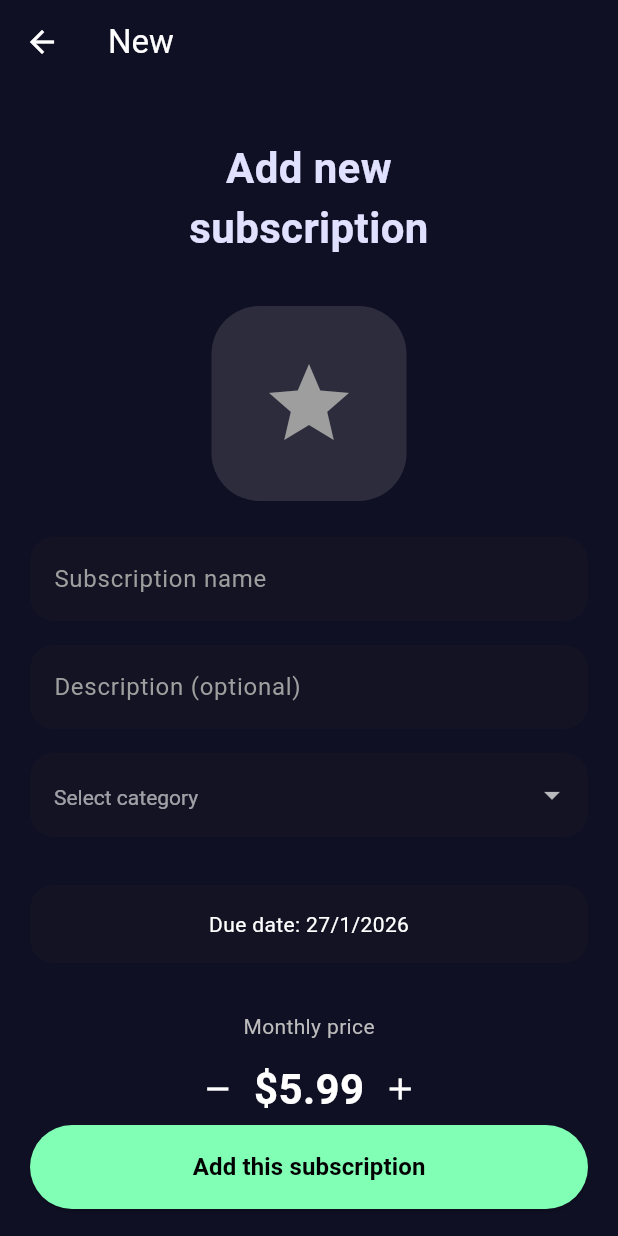
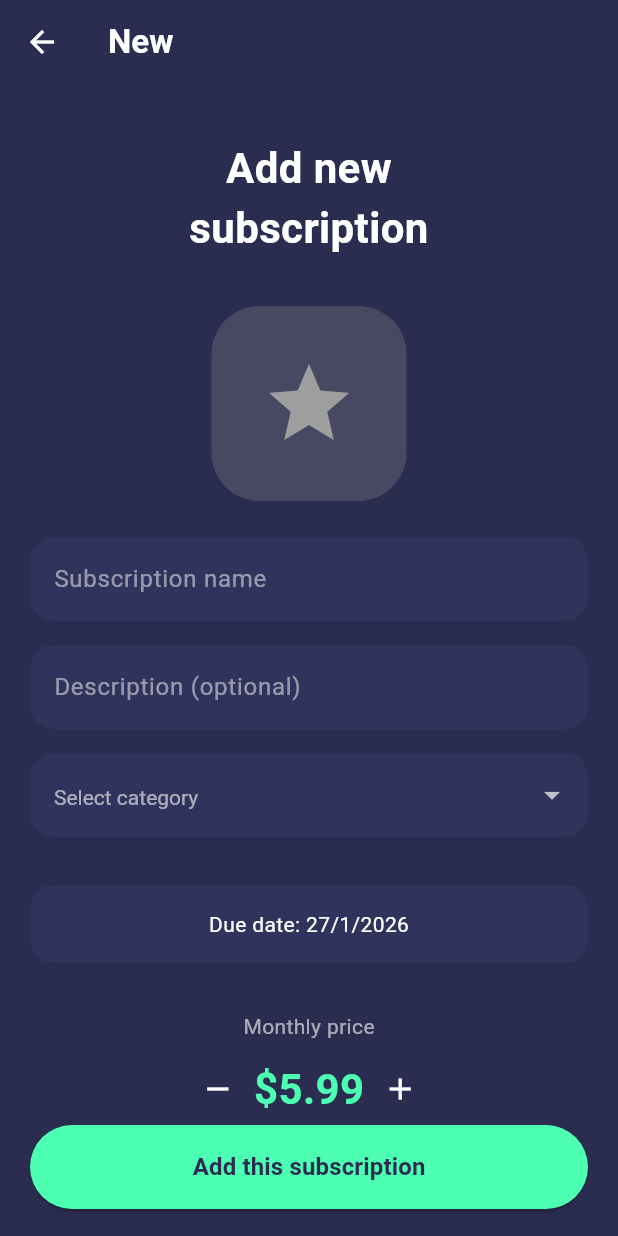
Before and after one commit to Hashim-Zafar/Expense_Tracker_App, a Flutter app: the HomeScreen screen opened directly, after a tap on the "add" icon, on a phone screen of 412 x 824 dp. Run offline on Flutter 3.47's test engine with Material 3 defaults, Android fonts, the phone set to English and light mode, and no system bars; our stand-ins replace cloud_firestore, firebase_auth, firebase_core, table_calendar; accounts and stored records are empty.

Commit message:
bhai sab ho gya :)

```diff
--- a/lib/screens/home/home_screen.dart
+++ b/lib/screens/home/home_screen.dart
@@ -1,17 +1,13 @@
 import 'package:flutter/material.dart';
 import 'package:expense_tracker/models/subscription.dart';
 import 'package:expense_tracker/services/firestore_service.dart';
-import 'package:expense_tracker/widgets/custom_bottom_nav_bar.dart';
-import '../subscription/add_subscription_screen.dart';
 import 'package:expense_tracker/widgets/budget_summary.dart';
 import 'package:expense_tracker/widgets/home_headet.dart';
 import 'package:expense_tracker/widgets/stats_row.dart';
+import '../subscription/add_subscription_screen.dart';
 import '../subscription/subscription_tabs.dart';
 import '../subscription/subscription_card.dart';
-import '../Category/category_main.dart';
 import '../subscription/edit_subscription_screen.dart';
-import '../settings/settings_screen.dart';
-import '../calender/calendar_screen.dart';
 
 class HomeScreen extends StatefulWidget {
   const HomeScreen({super.key});
@@ -23,10 +19,7 @@ class HomeScreen extends StatefulWidget {
 class _HomeScreenState extends State<HomeScreen> {
   final FirestoreService _firestoreService = FirestoreService();
 
-  int _selectedIndex = 0;
   int _selectedTab = 0;
-  int _currentIndex = 0;
-
   double _budget = 2000.0;
 
   @override
@@ -36,7 +29,7 @@ class _HomeScreenState extends State<HomeScreen> {
   }
 
   Future<void> _loadBudget() async {
-    double budget = await _firestoreService.getBudget();
+    final budget = await _firestoreService.getBudget();
     if (mounted) {
       setState(() => _budget = budget);
     }
@@ -75,7 +68,7 @@ class _HomeScreenState extends State<HomeScreen> {
   @override
   Widget build(BuildContext context) {
     return Scaffold(
-      backgroundColor: const Color(0xFF2B2D4F), // 60%
+      backgroundColor: const Color(0xFF2B2D4F),
 
       body: SafeArea(
         child: StreamBuilder<List<Subscription>>(
@@ -84,6 +77,7 @@ class _HomeScreenState extends State<HomeScreen> {
             if (snapshot.connectionState == ConnectionState.waiting) {
               return const Center(child: CircularProgressIndicator());
             }
+
             if (snapshot.hasError) {
               return Center(
                 child: Text(
@@ -102,17 +96,22 @@ class _HomeScreenState extends State<HomeScreen> {
             final displayedSubs = _selectedTab == 0
                 ? subs
                 : _selectedTab == 1
-                ? _getUpcomingBills(subs)
-                : _getOverdueBills(subs);
+                    ? _getUpcomingBills(subs)
+                    : _getOverdueBills(subs);
 
             return Column(
               children: [
                 const SizedBox(height: 16),
-                HomeHeader(onSettingsTap: () {}),
+
+                /// HEADER (NO SETTINGS BUTTON)
+                const HomeHeader(),
+
                 const SizedBox(height: 20),
 
-                // 30% usage visually strong
-                BudgetSummary(totalAmount: monthlyTotal, maxAmount: _budget),
+                BudgetSummary(
+                  totalAmount: monthlyTotal,
+                  maxAmount: _budget,
+                ),
 
                 const SizedBox(height: 32),
 
@@ -155,7 +154,8 @@ class _HomeScreenState extends State<HomeScreen> {
                                   Navigator.push(
                                     context,
                                     MaterialPageRoute(
-                                      builder: (_) => EditSubscriptionScreen(
+                                      builder: (_) =>
+                                          EditSubscriptionScreen(
                                         subscription: sub,
                                       ),
                                     ),
@@ -172,13 +172,14 @@ class _HomeScreenState extends State<HomeScreen> {
         ),
       ),
 
-      // 10% Accent stays limited
       floatingActionButton: FloatingActionButton(
         backgroundColor: const Color(0xFF5CFFB0),
         onPressed: () {
           Navigator.push(
             context,
-            MaterialPageRoute(builder: (_) => const AddSubscriptionScreen()),
+            MaterialPageRoute(
+              builder: (_) => const AddSubscriptionScreen(),
+            ),
           );
         },
         child: const Icon(Icons.add, color: Colors.black),
--- a/lib/screens/subscription/add_subscription_screen.dart
+++ b/lib/screens/subscription/add_subscription_screen.dart
@@ -43,12 +43,12 @@ class _AddSubscriptionScreenState extends State<AddSubscriptionScreen> {
       builder: (context, child) => Theme(
         data: ThemeData.dark().copyWith(
           colorScheme: const ColorScheme.dark(
-            primary: Color(0xFF80FFB5),
-            onPrimary: Colors.black,
-            surface: Color(0xFF1C1B33),
+            primary: Color(0xFF4DFFB3),
+            onPrimary: Color(0xFF2A2D4F),
+            surface: Color(0xFF343763),
             onSurface: Colors.white,
           ),
-          dialogBackgroundColor: const Color(0xFF101025),
+          dialogBackgroundColor: const Color(0xFF2A2D4F),
         ),
         child: child!,
       ),
@@ -63,17 +63,20 @@ class _AddSubscriptionScreenState extends State<AddSubscriptionScreen> {
     await showDialog(
       context: context,
       builder: (context) => AlertDialog(
-        backgroundColor: const Color(0xFF101025),
-        title: const Text('Add New Category', style: TextStyle(color: Colors.white)),
+        backgroundColor: const Color(0xFF2A2D4F),
+        title: const Text(
+          'Add New Category',
+          style: TextStyle(color: Colors.white, fontWeight: FontWeight.bold),
+        ),
         content: Column(
           mainAxisSize: MainAxisSize.min,
           children: [
             TextField(
               controller: _catCtrl,
               style: const TextStyle(color: Colors.white),
-              decoration: const InputDecoration(
+              decoration: InputDecoration(
                 hintText: 'Category name',
-                hintStyle: TextStyle(color: Colors.grey),
+                hintStyle: TextStyle(color: Colors.white.withOpacity(0.5)),
               ),
             ),
             const SizedBox(height: 12),
@@ -81,9 +84,9 @@ class _AddSubscriptionScreenState extends State<AddSubscriptionScreen> {
               controller: _budgetCtrl,
               keyboardType: TextInputType.number,
               style: const TextStyle(color: Colors.white),
-              decoration: const InputDecoration(
+              decoration: InputDecoration(
                 hintText: 'Budget',
-                hintStyle: TextStyle(color: Colors.grey),
+                hintStyle: TextStyle(color: Colors.white.withOpacity(0.5)),
               ),
             ),
           ],
@@ -91,7 +94,10 @@ class _AddSubscriptionScreenState extends State<AddSubscriptionScreen> {
         actions: [
           TextButton(
             onPressed: () => Navigator.pop(context),
-            child: const Text('Cancel', style: TextStyle(color: Color(0xFF9C8FFF))),
+            child: const Text(
+              'Cancel',
+              style: TextStyle(color: Color(0xFF8B8EFF)),
+            ),
           ),
           ElevatedButton(
             onPressed: () async {
@@ -105,9 +111,12 @@ class _AddSubscriptionScreenState extends State<AddSubscriptionScreen> {
               Navigator.pop(context);
             },
             style: ElevatedButton.styleFrom(
-              backgroundColor: const Color(0xFF80FFB5),
+              backgroundColor: const Color(0xFF4DFFB3),
             ),
-            child: const Text('Add', style: TextStyle(color: Colors.black)),
+            child: const Text(
+              'Add',
+              style: TextStyle(color: Color(0xFF2A2D4F)),
+            ),
           ),
         ],
       ),
@@ -134,7 +143,8 @@ class _AddSubscriptionScreenState extends State<AddSubscriptionScreen> {
     );
 
     if (selectedCategory != 'Uncategorized') {
-      final category = await _categoryService.getCategoryByName(selectedCategory);
+      final category =
+          await _categoryService.getCategoryByName(selectedCategory);
       if (category != null) {
         final newSpent = category.spent + _price;
         await _categoryService.updateCategorySpent(category.id, newSpent);
@@ -147,7 +157,7 @@ class _AddSubscriptionScreenState extends State<AddSubscriptionScreen> {
   @override
   Widget build(BuildContext context) {
     return Scaffold(
-      backgroundColor: const Color(0xFF101025),
+      backgroundColor: const Color(0xFF2A2D4F),
       appBar: AppBar(
         backgroundColor: Colors.transparent,
         elevation: 0,
@@ -155,7 +165,10 @@ class _AddSubscriptionScreenState extends State<AddSubscriptionScreen> {
           icon: const Icon(Icons.arrow_back, color: Colors.white),
           onPressed: () => Navigator.pop(context),
         ),
-        title: const Text('New', style: TextStyle(color: Colors.white)),
+        title: const Text(
+          'New',
+          style: TextStyle(color: Colors.white, fontWeight: FontWeight.bold),
+        ),
       ),
       body: Padding(
         padding: const EdgeInsets.all(20),
@@ -168,7 +181,7 @@ class _AddSubscriptionScreenState extends State<AddSubscriptionScreen> {
               style: TextStyle(
                 fontSize: 28,
                 fontWeight: FontWeight.bold,
-                color: Color(0xFFE0E0FF),
+                color: Colors.white,
               ),
             ),
             const SizedBox(height: 32),
@@ -178,7 +191,7 @@ class _AddSubscriptionScreenState extends State<AddSubscriptionScreen> {
               width: 130,
               height: 130,
               decoration: BoxDecoration(
-                color: _color.withOpacity(0.2),
+                color: _color.withOpacity(0.25),
                 borderRadius: BorderRadius.circular(32),
               ),
               child: Icon(_icon, size: 64, color: _color),
@@ -192,9 +205,9 @@ class _AddSubscriptionScreenState extends State<AddSubscriptionScreen> {
               style: const TextStyle(color: Colors.white),
               decoration: InputDecoration(
                 hintText: 'Subscription name',
-                hintStyle: TextStyle(color: Colors.grey[500]),
+                hintStyle: TextStyle(color: Colors.white.withOpacity(0.5)),
                 filled: true,
-                fillColor: Colors.grey[900]?.withOpacity(0.2),
+                fillColor: const Color(0xFF343763).withOpacity(0.6),
                 border: OutlineInputBorder(
                   borderRadius: BorderRadius.circular(16),
                   borderSide: BorderSide.none,
@@ -209,9 +222,9 @@ class _AddSubscriptionScreenState extends State<AddSubscriptionScreen> {
               style: const TextStyle(color: Colors.white),
               decoration: InputDecoration(
                 hintText: 'Description (optional)',
-                hintStyle: TextStyle(color: Colors.grey[500]),
+                hintStyle: TextStyle(color: Colors.white.withOpacity(0.5)),
                 filled: true,
-                fillColor: Colors.grey[900]?.withOpacity(0.2),
+                fillColor: const Color(0xFF343763).withOpacity(0.6),
                 border: OutlineInputBorder(
                   borderRadius: BorderRadius.circular(16),
                   borderSide: BorderSide.none,
@@ -233,12 +246,18 @@ class _AddSubscriptionScreenState extends State<AddSubscriptionScreen> {
                     ...categoryNames.map(
                       (catName) => DropdownMenuItem(
                         value: catName,
-                        child: Text(catName, style: const TextStyle(color: Colors.white)),
+                        child: Text(
+                          catName,
+                          style: const TextStyle(color: Colors.white),
+                        ),
                       ),
                     ),
                     const DropdownMenuItem(
                       value: '__add_new__',
-                      child: Text('+ Add new category', style: TextStyle(color: Colors.white)),
+                      child: Text(
+                        '+ Add new category',
+                        style: TextStyle(color: Colors.white),
+                      ),
                     ),
                   ],
                   onChanged: (val) async {
@@ -250,15 +269,16 @@ class _AddSubscriptionScreenState extends State<AddSubscriptionScreen> {
                   },
                   decoration: InputDecoration(
                     hintText: 'Select category',
-                    hintStyle: const TextStyle(color: Colors.grey),
+                    hintStyle:
+                        TextStyle(color: Colors.white.withOpacity(0.5)),
                     filled: true,
-                    fillColor: Colors.grey[900]?.withOpacity(0.2),
+                    fillColor: const Color(0xFF343763).withOpacity(0.6),
                     border: OutlineInputBorder(
                       borderRadius: BorderRadius.circular(16),
                       borderSide: BorderSide.none,
                     ),
                   ),
-                  dropdownColor: const Color(0xFF101025),
+                  dropdownColor: const Color(0xFF2A2D4F),
                   style: const TextStyle(color: Colors.white),
                 );
               },
@@ -272,7 +292,7 @@ class _AddSubscriptionScreenState extends State<AddSubscriptionScreen> {
                 width: double.infinity,
                 padding: const EdgeInsets.symmetric(vertical: 16),
                 decoration: BoxDecoration(
-                  color: Colors.grey[900]?.withOpacity(0.2),
+                  color: const Color(0xFF343763).withOpacity(0.6),
                   borderRadius: BorderRadius.circular(16),
                 ),
                 child: Center(
@@ -290,7 +310,7 @@ class _AddSubscriptionScreenState extends State<AddSubscriptionScreen> {
               children: [
                 Text(
                   'Monthly price',
-                  style: TextStyle(color: Colors.grey[400]),
+                  style: TextStyle(color: Colors.white.withOpacity(0.6)),
                 ),
                 const SizedBox(height: 8),
                 Row(
@@ -308,7 +328,7 @@ class _AddSubscriptionScreenState extends State<AddSubscriptionScreen> {
                       style: const TextStyle(
                         fontSize: 28,
                         fontWeight: FontWeight.bold,
-                        color: Colors.white,
+                        color: Color(0xFF4DFFB3),
                       ),
                     ),
                     IconButton(
@@ -330,14 +350,18 @@ class _AddSubscriptionScreenState extends State<AddSubscriptionScreen> {
               child: ElevatedButton(
                 onPressed: _addSubscription,
                 style: ElevatedButton.styleFrom(
-                  backgroundColor: const Color(0xFF80FFB5),
+                  backgroundColor: const Color(0xFF4DFFB3),
                   shape: RoundedRectangleBorder(
                     borderRadius: BorderRadius.circular(28),
                   ),
                 ),
                 child: const Text(
                   'Add this subscription',
-                  style: TextStyle(fontSize: 16, fontWeight: FontWeight.w600, color: Colors.black),
+                  style: TextStyle(
+                    fontSize: 16,
+                    fontWeight: FontWeight.w600,
+                    color: Color(0xFF2A2D4F),
+                  ),
                 ),
               ),
             ),
--- a/lib/widgets/home_headet.dart
+++ b/lib/widgets/home_headet.dart
@@ -1,19 +1,25 @@
 import 'package:flutter/material.dart';
 
 class HomeHeader extends StatelessWidget {
-  final VoidCallback onSettingsTap;
-  const HomeHeader({super.key, required this.onSettingsTap});
+  const HomeHeader({super.key});
 
   @override
   Widget build(BuildContext context) {
-    return Row(
-      mainAxisAlignment: MainAxisAlignment.end,
-      children: [
-        IconButton(
-          icon: const Icon(Icons.settings_outlined, color: Colors.white70),
-          onPressed: onSettingsTap,
-        ),
-      ],
+    return Padding(
+      padding: const EdgeInsets.symmetric(horizontal: 20),
+      child: Row(
+        mainAxisAlignment: MainAxisAlignment.center,
+        children: const [
+          Text(
+            'This month bills',
+            style: TextStyle(
+              color: Colors.white,
+              fontSize: 22,
+              fontWeight: FontWeight.bold,
+            ),
+          ),
+        ],
+      ),
     );
   }
 }
--- a/pubspec.yaml
+++ b/pubspec.yaml
@@ -11,7 +11,7 @@ dependencies:
   cupertino_icons: ^1.0.8
   firebase_auth: ^6.1.3
   cloud_firestore: ^6.1.1
-  intl: ^0.18.1
+  intl: ^0.20.2
   table_calendar: ^3.0.9
 
 dev_dependencies:
```
Also changed, not shown: lib/screens/calender/calendar_screen.dart (+34 -28 lines), lib/screens/settings/settings_screen.dart (+44 -18 lines), pubspec.lock.
